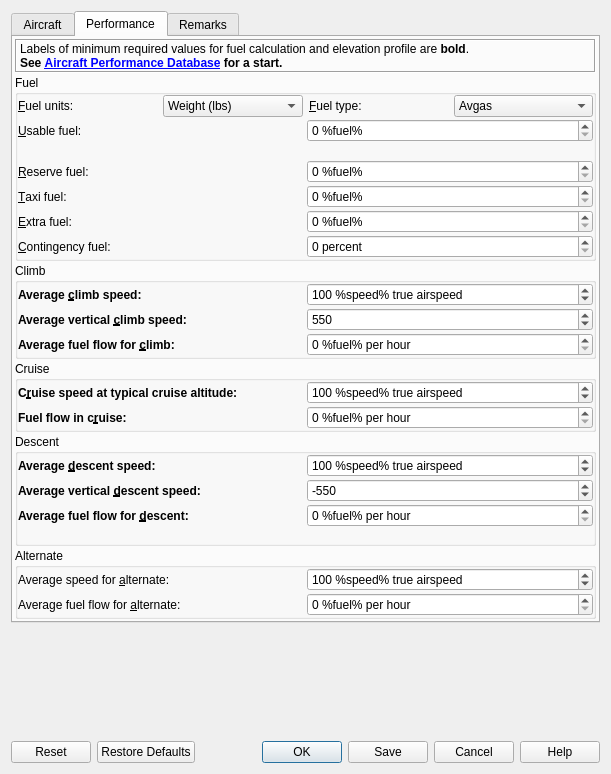
Old version of the form src/perf/aircraftperfdialog.ui in the repository albar965/littlenavmap.
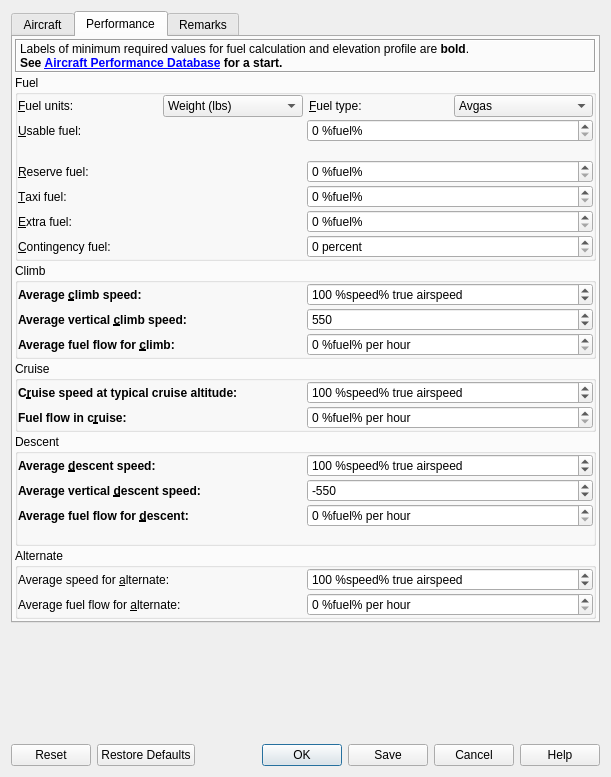
New version of the form. The open tabs and pages were chosen to show the change.

Commit message:
Updated link to ICAO aircraft designator search in performance
Closes #1311

The edit to the form file:
```diff
--- a/src/perf/aircraftperfdialog.ui
+++ b/src/perf/aircraftperfdialog.ui
@@ -7,7 +7,7 @@
     <x>0</x>
     <y>0</y>
     <width>611</width>
-    <height>774</height>
+    <height>777</height>
    </rect>
   </property>
   <property name="windowTitle">
```
Left out of the diff: 13 changed lines with no effect on the pictures.
